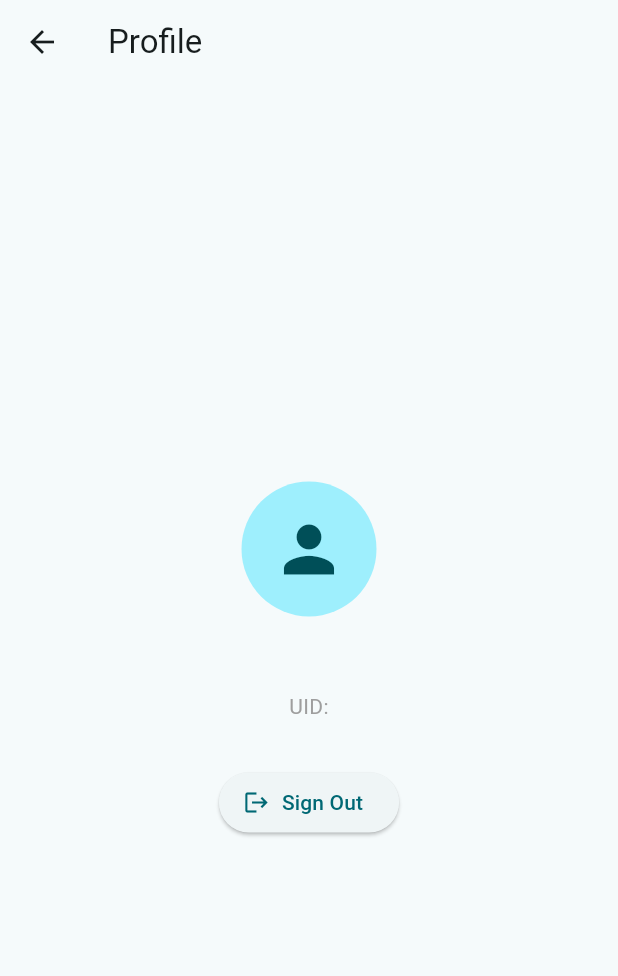
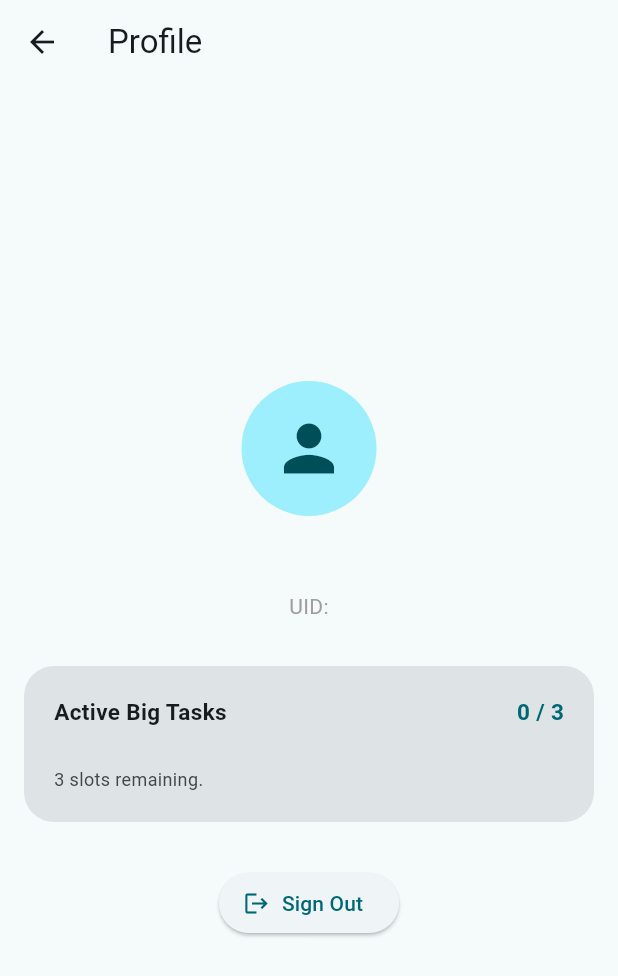
Before and after one commit to johntmvu/Tiny-Tasks, a Flutter app: the SettingsView screen opened directly, after a tap on "Profile", on a phone screen of 412 x 824 dp. Shown: the top 976 px of the screen. Run offline on Flutter 3.47's test engine with Material 3 defaults, Android fonts, the phone set to English and light mode, and no system bars; our stand-ins replace cloud_firestore, firebase_auth, firebase_core, flutter_dotenv, flutter_local_notifications, flutter_slidable and 6 more; accounts and stored records are empty; network calls fail.

Commit message:
big fixes and big task limit

```diff
--- a/lib/models/big_task.dart
+++ b/lib/models/big_task.dart
@@ -10,6 +10,7 @@ class BigTask {
   final String dueDate;
   final String color;
   final DateTime createdAt;
+  final bool isCompleted;
 
   BigTask({
     this.id,
@@ -21,6 +22,7 @@ class BigTask {
     required this.dueDate,
     this.color = 'blue',
     DateTime? createdAt,
+    this.isCompleted = false,
   }) : createdAt = createdAt ?? DateTime.now();
 
   BigTask copyWith({
@@ -33,6 +35,7 @@ class BigTask {
     String? dueDate,
     String? color,
     DateTime? createdAt,
+    bool? isCompleted,
   }) {
     return BigTask(
       id: id ?? this.id,
@@ -44,6 +47,7 @@ class BigTask {
       dueDate: dueDate ?? this.dueDate,
       color: color ?? this.color,
       createdAt: createdAt ?? this.createdAt,
+      isCompleted: isCompleted ?? this.isCompleted,
     );
   }
 
@@ -58,6 +62,7 @@ class BigTask {
       'Due_Date': dueDate,
       'Color': color,
       'Created_At': createdAt.toIso8601String(),
+      'Is_Completed': isCompleted ? 1 : 0,
     };
   }
 
@@ -74,6 +79,7 @@ class BigTask {
       createdAt: map['Created_At'] != null
           ? DateTime.tryParse(map['Created_At'] as String) ?? DateTime.now()
           : DateTime.now(),
+      isCompleted: (map['Is_Completed'] as int? ?? 0) == 1,
     );
   }
 
@@ -87,6 +93,7 @@ class BigTask {
       'dueDate': dueDate,
       'color': color,
       'createdAt': createdAt,
+      'isCompleted': isCompleted,
     };
   }
 
@@ -103,6 +110,7 @@ class BigTask {
       createdAt: map['createdAt'] != null
           ? (map['createdAt'] as Timestamp).toDate()
           : DateTime.now(),
+      isCompleted: map['isCompleted'] as bool? ?? false,
     );
   }
 }
--- a/lib/repositories/big_task_repository.dart
+++ b/lib/repositories/big_task_repository.dart
@@ -2,15 +2,20 @@ import 'package:cloud_firestore/cloud_firestore.dart';
 import '../database/sqlite_helper.dart';
 import '../models/big_task.dart';
 import '../models/task.dart';
+import 'task_repository.dart';
 
 class BigTaskRepository {
   final SQLiteHelper _dbHelper;
+  final TaskRepository _taskRepository;
   FirebaseFirestore? _firestoreInstance;
   FirebaseFirestore get _firestore =>
       _firestoreInstance ??= FirebaseFirestore.instance;
 
   BigTaskRepository({SQLiteHelper? dbHelper})
-      : _dbHelper = dbHelper ?? SQLiteHelper.instance;
+      : _dbHelper = dbHelper ?? SQLiteHelper.instance,
+        _taskRepository = TaskRepository(
+          dbHelper: dbHelper ?? SQLiteHelper.instance,
+        );
 
   CollectionReference _bigTasksCollection(String firebaseUserId) =>
       _firestore.collection('users').doc(firebaseUserId).collection('bigTasks');
@@ -49,6 +54,16 @@ class BigTaskRepository {
   }
 
   Future<int> deleteBigTask(int id, {String? firebaseUserId}) async {
+    final tinyTasks = await _dbHelper.getTasksByBigTask(id);
+    for (final tinyTask in tinyTasks) {
+      final tinyTaskId = tinyTask.id;
+      if (tinyTaskId == null) continue;
+      await _taskRepository.deleteTask(
+        tinyTaskId,
+        firebaseUserId: firebaseUserId,
+      );
+    }
+
     final result = await _dbHelper.deleteBigTask(id);
 
     if (firebaseUserId != null) {
@@ -84,7 +99,7 @@ class BigTaskRepository {
       final localId = localBigTask.id;
       if (localId == null) continue;
       if (!firestoreIds.contains(localId)) {
-        await _dbHelper.deleteBigTask(localId);
+        await deleteBigTask(localId);
       }
     }
   }
--- a/lib/screens/profile_view.dart
+++ b/lib/screens/profile_view.dart
@@ -1,14 +1,44 @@
 import 'package:flutter/material.dart';
 import 'package:firebase_auth/firebase_auth.dart';
 import '../login_page.dart';
+import '../repositories/big_task_repository.dart';
 import '../services/google_auth_service.dart';
 
-class ProfileView extends StatelessWidget {
-  const ProfileView({super.key});
+class ProfileView extends StatefulWidget {
+  final int? userId;
+  final String? firebaseUserId;
+
+  const ProfileView({super.key, this.userId, this.firebaseUserId});
+
+  @override
+  State<ProfileView> createState() => _ProfileViewState();
+}
+
+class _ProfileViewState extends State<ProfileView> {
+  final _bigTaskRepository = BigTaskRepository();
+  int _activeBigTaskCount = 0;
+  static const int _bigTaskLimit = 3;
+
+  @override
+  void initState() {
+    super.initState();
+    _loadActiveBigTaskCount();
+  }
+
+  Future<void> _loadActiveBigTaskCount() async {
+    if (widget.userId == null) return;
+    final bigTasks = await _bigTaskRepository.getBigTasksByUser(widget.userId!);
+    if (mounted) {
+      setState(() {
+        _activeBigTaskCount = bigTasks.where((t) => !t.isCompleted).length;
+      });
+    }
+  }
 
   @override
   Widget build(BuildContext context) {
     final user = FirebaseAuth.instance.currentUser;
+    final progressFraction = _activeBigTaskCount / _bigTaskLimit;
 
     return Scaffold(
       appBar: AppBar(title: const Text("Profile")),
@@ -44,6 +74,70 @@ class ProfileView extends StatelessWidget {
 
               const SizedBox(height: 30),
 
+              Container(
+                width: double.infinity,
+                padding: const EdgeInsets.all(20),
+                decoration: BoxDecoration(
+                  color: Theme.of(context).colorScheme.surfaceContainerHighest,
+                  borderRadius: BorderRadius.circular(20),
+                ),
+                child: Column(
+                  crossAxisAlignment: CrossAxisAlignment.start,
+                  children: [
+                    Row(
+                      mainAxisAlignment: MainAxisAlignment.spaceBetween,
+                      children: [
+                        const Text(
+                          'Active Big Tasks',
+                          style: TextStyle(
+                            fontSize: 15,
+                            fontWeight: FontWeight.w600,
+                          ),
+                        ),
+                        Text(
+                          '$_activeBigTaskCount / $_bigTaskLimit',
+                          style: TextStyle(
+                            fontSize: 15,
+                            fontWeight: FontWeight.w700,
+                            color: _activeBigTaskCount >= _bigTaskLimit
+                                ? Colors.orange
+                                : Theme.of(context).colorScheme.primary,
+                          ),
+                        ),
+                      ],
+                    ),
+                    const SizedBox(height: 10),
+                    ClipRRect(
+                      borderRadius: BorderRadius.circular(8),
+                      child: LinearProgressIndicator(
+                        value: progressFraction.clamp(0.0, 1.0),
+                        minHeight: 8,
+                        backgroundColor: Theme.of(
+                          context,
+                        ).colorScheme.surfaceContainerHighest,
+                        valueColor: AlwaysStoppedAnimation<Color>(
+                          _activeBigTaskCount >= _bigTaskLimit
+                              ? Colors.orange
+                              : const Color(0xFF1E5A67),
+                        ),
+                      ),
+                    ),
+                    const SizedBox(height: 8),
+                    Text(
+                      _activeBigTaskCount >= _bigTaskLimit
+                          ? 'Limit reached — complete a big task to add another.'
+                          : '${_bigTaskLimit - _activeBigTaskCount} slot${_bigTaskLimit - _activeBigTaskCount == 1 ? '' : 's'} remaining.',
+                      style: TextStyle(
+                        fontSize: 12,
+                        color: Theme.of(context).colorScheme.onSurfaceVariant,
+                      ),
+                    ),
+                  ],
+                ),
+              ),
+
+              const SizedBox(height: 30),
+
               ElevatedButton.icon(
                 icon: const Icon(Icons.logout),
                 label: const Text("Sign Out"),
--- a/lib/screens/settings_view.dart
+++ b/lib/screens/settings_view.dart
@@ -5,7 +5,10 @@ import 'profile_view.dart';
 import '../main.dart';
 
 class SettingsView extends StatefulWidget {
-  const SettingsView({super.key});
+  final int? userId;
+  final String? firebaseUserId;
+
+  const SettingsView({super.key, this.userId, this.firebaseUserId});
 
   @override
   State<SettingsView> createState() => _SettingsViewState();
@@ -43,7 +46,12 @@ class _SettingsViewState extends State<SettingsView> {
             onTap: () {
               Navigator.push(
                 context,
-                MaterialPageRoute(builder: (_) => const ProfileView()),
+                MaterialPageRoute(
+                  builder: (_) => ProfileView(
+                    userId: widget.userId,
+                    firebaseUserId: widget.firebaseUserId,
+                  ),
+                ),
               );
             },
           ),
```
Also changed, not shown: lib/database/sqlite_helper.dart (+7 -1 lines), lib/repositories/task_repository.dart (+7 -7 lines), lib/screens/task_view.dart (+69 -19 lines), 2 other files.
